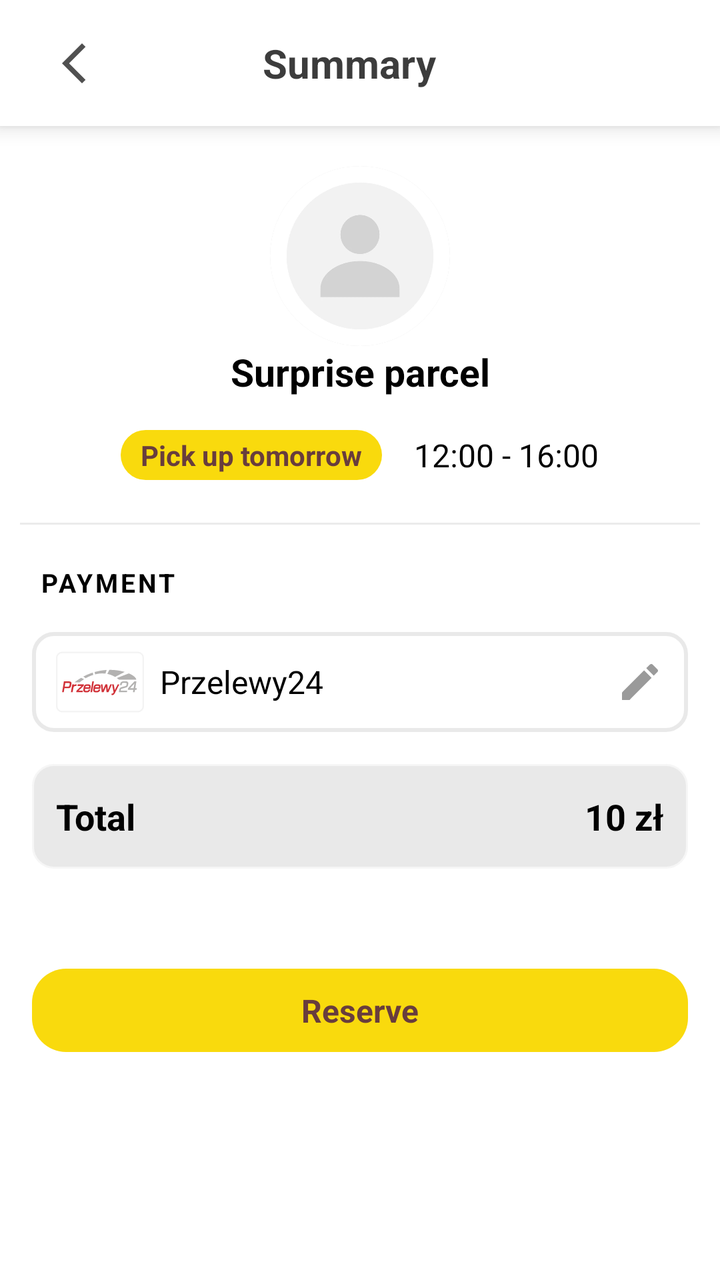
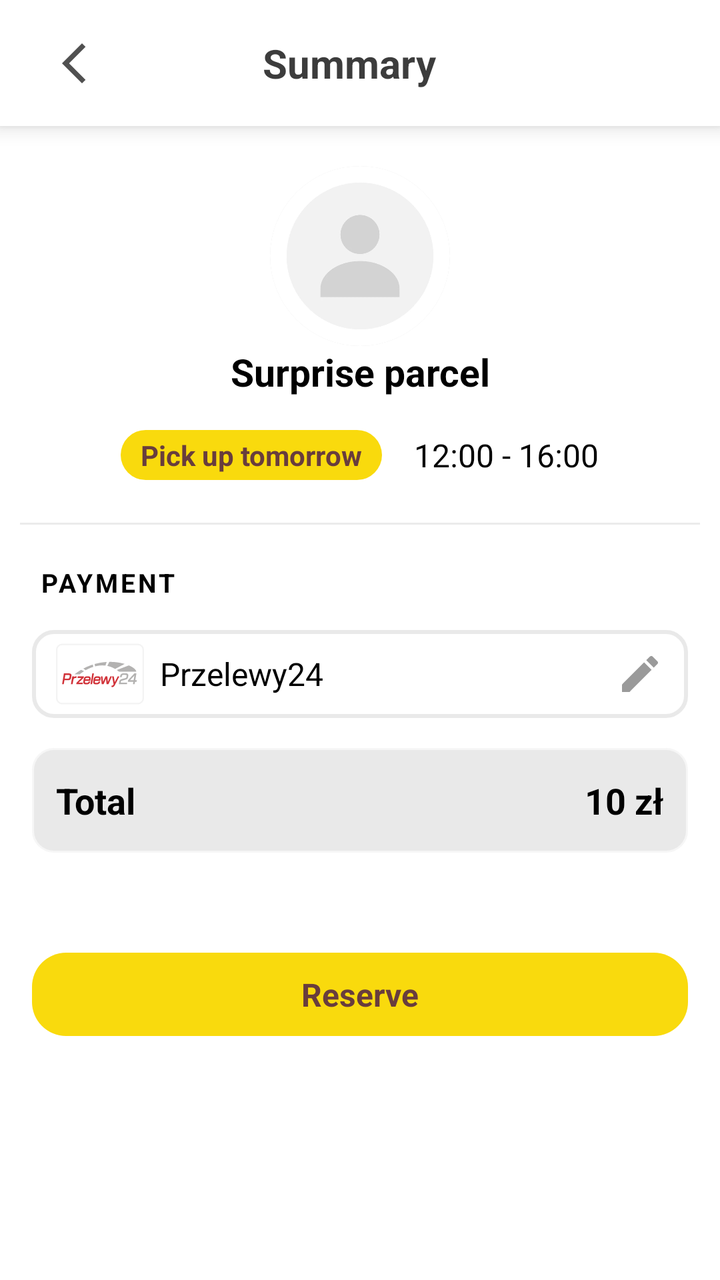

The first picture is an Android layout as it rendered before a commit; the second is the same layout after the commit. The layout source and the unified diff follow.
<!-- AndroidManifest.xml: application theme Theme.Replate -->
<!-- res/layout/activity_summary.xml -->
<?xml version="1.0" encoding="utf-8"?>
<LinearLayout xmlns:android="http://schemas.android.com/apk/res/android"
    xmlns:tools="http://schemas.android.com/tools"
    xmlns:app="http://schemas.android.com/apk/res-auto"
    android:layout_width="match_parent"
    android:layout_height="match_parent"
    android:background="#ffffff"
    android:layout_marginTop="@dimen/margin_top"
    android:orientation="vertical"
    >
    <LinearLayout
        android:paddingVertical="15dp"
        android:layout_width="match_parent"
        android:layout_height="wrap_content"
        android:orientation="horizontal"
        android:background="@color/white"
        android:elevation="6dp">
        <ImageView
            android:id="@+id/arrowback"
            android:layout_marginStart="25dp"
            android:layout_width="24dp"
            android:layout_height="33dp"
            android:src="@drawable/ic_arrow_back"/>
        <TextView
            android:layout_width="0dp"
            android:layout_weight="1"
            android:gravity="center"
            android:layout_marginEnd="60dp"
            android:layout_gravity="center"
            android:layout_height="wrap_content"
            android:textColor="#C3000000"
            android:textSize="20dp"
            android:textStyle="bold"
            android:text="Summary"/>
    </LinearLayout>
    <LinearLayout
        android:layout_marginTop="20dp"
        android:layout_width="match_parent"
        android:layout_height="wrap_content"
        android:gravity="center_horizontal">
        <ImageView
            android:id="@+id/parcel_image"
            android:layout_width="90dp"
            android:layout_height="90dp"
            android:src="@drawable/image_profile"
            android:scaleType="centerCrop"
            android:background="@drawable/background_circle_photo"
            android:clipToOutline="true"
            android:focusable="true" />
    </LinearLayout>
    <TextView
        android:layout_width="match_parent"
        android:layout_height="wrap_content"
        android:text="Surprise parcel"
        android:textStyle="bold"
        android:textSize="19dp"
        android:textAlignment="center"
        android:textColor="@color/black"/>

    <LinearLayout

        android:layout_marginTop="15dp"
        android:layout_width="match_parent"
        android:layout_height="wrap_content"
        android:orientation="horizontal"
        android:gravity="center"
        android:paddingHorizontal="12dp"
      >

        
        <TextView

            android:layout_marginEnd="16dp"
            android:id="@+id/pickupLabel"
            android:layout_width="wrap_content"
            android:layout_height="wrap_content"
            android:text="Pick up tomorrow"
            android:paddingVertical="3dp"
            android:paddingHorizontal="10dp"
            android:textSize="14dp"
            android:textStyle="bold"
            android:textColor="@color/brown"
            android:backgroundTint="@color/yellow"
            android:background="@drawable/edittext_search_city"
            android:layout_gravity="center_vertical" />

        
        <TextView
            android:paddingVertical="3dp"
            android:id="@+id/timeLabel"
            android:layout_width="wrap_content"
            android:layout_height="wrap_content"
            android:text="12:00 - 16:00"
            android:textSize="16dp"
            android:textColor="@android:color/black"
            android:layout_gravity="end" />
    </LinearLayout>
    <View
        android:layout_marginHorizontal="10dp"
        android:layout_marginTop="20dp"
        android:layout_width="match_parent"
        android:layout_height="1dp"
        android:background="#85D9D9D9"
        />

    <TextView
        android:layout_width="match_parent"
        android:layout_height="wrap_content"
        android:layout_marginTop="20dp"
        android:text="PAYMENT"
        android:letterSpacing="0.1"
        android:textSize="13dp"
        android:textStyle="bold"
        android:textColor="@color/black"
        android:layout_marginStart="20dp"/>

    <LinearLayout
        android:id="@+id/paymentMethod"
        android:layout_width="match_parent"
        android:layout_height="wrap_content"
        android:orientation="horizontal"
        android:paddingHorizontal="12dp"
        android:paddingVertical="3dp"
        android:background="@drawable/bordered_background"
        android:gravity="center_vertical"
        android:layout_margin="16dp">

        
        <ImageView
            android:layout_width="44dp"
            android:layout_height="44dp"
            android:src="@drawable/ic_przelewy24"
            android:contentDescription="Left icon"
            android:layout_marginEnd="8dp" />

        
        <TextView
            android:id="@+id/payment"
            android:layout_width="0dp"
            android:layout_height="wrap_content"
            android:layout_weight="1"
            android:text="Przelewy24"
            android:textSize="16sp"
            android:textColor="@android:color/black" />

        
        <ImageView
            android:layout_width="24dp"
            android:layout_height="24dp"
            android:src="@drawable/ic_edit"
            app:tint="#9A9A9A"
            android:contentDescription="Right icon" />
    </LinearLayout>

    <LinearLayout
        android:layout_width="match_parent"
        android:layout_height="wrap_content"
        android:orientation="horizontal"
        android:backgroundTint="#70CCCCCC"
        android:background="@drawable/bordered_background"
        android:paddingHorizontal="12dp"
        android:paddingVertical="14dp"
        android:layout_marginHorizontal="16dp"
        android:gravity="center_vertical">

        
        <TextView
            android:layout_width="0dp"
            android:layout_height="wrap_content"
            android:layout_weight="1"
            android:text="Total"
            android:textStyle="bold"
            android:textSize="18dp"
            android:textColor="@android:color/black" />

        
        <TextView
            android:id="@+id/rightText"
            android:layout_width="wrap_content"
            android:layout_height="wrap_content"
            android:text="10 zł"
            android:textStyle="bold"
            android:textSize="18dp"
            android:textColor="@android:color/black" />
    </LinearLayout>

    <TextView
        android:layout_marginTop="50dp"
        android:backgroundTint="@color/yellow"
        android:layout_marginHorizontal="16dp"
        android:id="@+id/reservebuybtn"
        android:layout_width="match_parent"
        android:layout_height="wrap_content"
        android:text="Reserve"
        android:paddingVertical="10dp"
        android:textSize="16dp"
        android:textAlignment="center"
        android:textColor="@color/brown"
        android:textStyle="bold"
        android:background="@drawable/edittext_search_city"/>


</LinearLayout>
<!-- resources referenced by this layout -->
<resources>
  <color name="black">#FF000000</color>
  <color name="brown">#683D3D</color>
  <color name="white">#FFFFFFFF</color>
  <color name="yellow">#F9DA0D</color>
  <dimen name="margin_top">25sp</dimen>
  <!-- drawable background_circle_photo (drawable) -->
  <?xml version="1.0" encoding="utf-8"?>
  <shape xmlns:android="http://schemas.android.com/apk/res/android" android:shape="oval">
      <solid android:color="#CCCCCC" />
  </shape>
  <!-- drawable bordered_background (drawable) -->
  <?xml version="1.0" encoding="utf-8"?>
  <shape xmlns:android="http://schemas.android.com/apk/res/android"
      android:shape="rectangle">
      <solid android:color="@android:color/white" />
      <stroke android:width="2dp" android:color="#70CCCCCC" />
      <corners android:radius="10dp" />
  </shape>
  <!-- drawable edittext_search_city (drawable) -->
  <shape xmlns:android="http://schemas.android.com/apk/res/android"
      android:shape="rectangle">
      <solid android:color="#D9D9D9" /> 
      <corners android:radius="17dp" />
  </shape>
  <!-- drawable ic_arrow_back (drawable) -->
  <vector android:height="24dp" android:tint="#505050"
      android:viewportHeight="24" android:viewportWidth="24"
      android:width="24dp" xmlns:android="http://schemas.android.com/apk/res/android">
      <path android:fillColor="@android:color/white" android:pathData="M17.77,3.77l-1.77,-1.77l-10,10l10,10l1.77,-1.77l-8.23,-8.23z"/>
  </vector>
  <!-- drawable ic_edit (drawable) -->
  <vector android:height="24dp" android:tint="#DCDCDC"
      android:viewportHeight="24" android:viewportWidth="24"
      android:width="24dp" xmlns:android="http://schemas.android.com/apk/res/android">
      <path android:fillColor="@android:color/white" android:pathData="M3,17.25V21h3.75L17.81,9.94l-3.75,-3.75L3,17.25zM20.71,7.04c0.39,-0.39 0.39,-1.02 0,-1.41l-2.34,-2.34c-0.39,-0.39 -1.02,-0.39 -1.41,0l-1.83,1.83 3.75,3.75 1.83,-1.83z"/>
  </vector>
  <!-- drawable ic_przelewy24: vector/xml drawable (drawable, 7273 chars, omitted) -->
  <!-- drawable image_profile: webp bitmap (drawable, 2388 bytes) -->
  <style name="Theme.Replate" parent="Base.Theme.Replate" />
  <style name="Base.Theme.Replate" parent="Theme.MaterialComponents.DayNight.NoActionBar">
          
          
      </style>
</resources>

<!-- the commit's change to res/layout/activity_summary.xml (unified diff, before → after) -->
@@ -49,6 +49,7 @@
             android:focusable="true" />
     </LinearLayout>
     <TextView
+        android:id="@+id/titleParcel"
         android:layout_width="match_parent"
         android:layout_height="wrap_content"
         android:text="Surprise parcel"
@@ -69,7 +70,6 @@
 
         
         <TextView
-
             android:layout_marginEnd="16dp"
             android:id="@+id/pickupLabel"
             android:layout_width="wrap_content"
@@ -107,6 +107,7 @@
         android:layout_width="match_parent"
         android:layout_height="wrap_content"
         android:layout_marginTop="20dp"
+        android:layout_marginBottom="15dp"
         android:text="PAYMENT"
         android:letterSpacing="0.1"
         android:textSize="13dp"
@@ -117,16 +118,18 @@
     <LinearLayout
         android:id="@+id/paymentMethod"
         android:layout_width="match_parent"
-        android:layout_height="wrap_content"
+        android:layout_height="44dp"
         android:orientation="horizontal"
         android:paddingHorizontal="12dp"
         android:paddingVertical="3dp"
         android:background="@drawable/bordered_background"
         android:gravity="center_vertical"
-        android:layout_margin="16dp">
-
-        
-        <ImageView
+        android:layout_marginBottom="15dp"
+        android:layout_marginHorizontal="16dp">
+
+        
+        <ImageView
+            android:id="@+id/paymentImage"
             android:layout_width="44dp"
             android:layout_height="44dp"
             android:src="@drawable/ic_przelewy24"
@@ -175,7 +178,7 @@
 
         
         <TextView
-            android:id="@+id/rightText"
+            android:id="@+id/priceText"
             android:layout_width="wrap_content"
             android:layout_height="wrap_content"
             android:text="10 zł"
